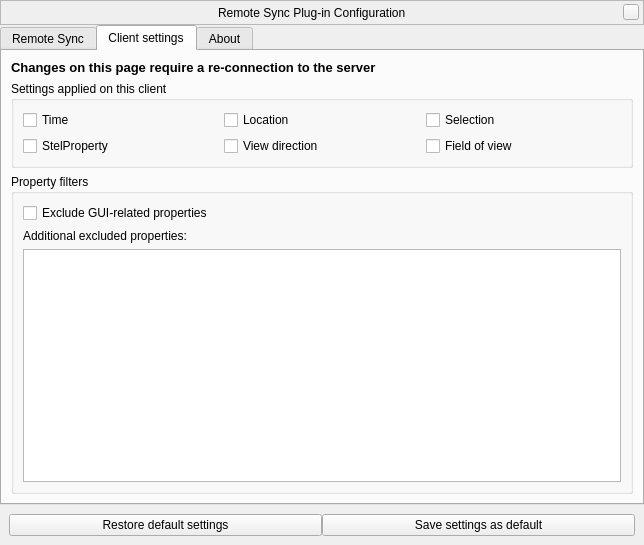
Above: plugins/RemoteSync/src/gui/remoteSyncDialog.ui from 519984307/stellarium_src before the change. Below: the same form after it.
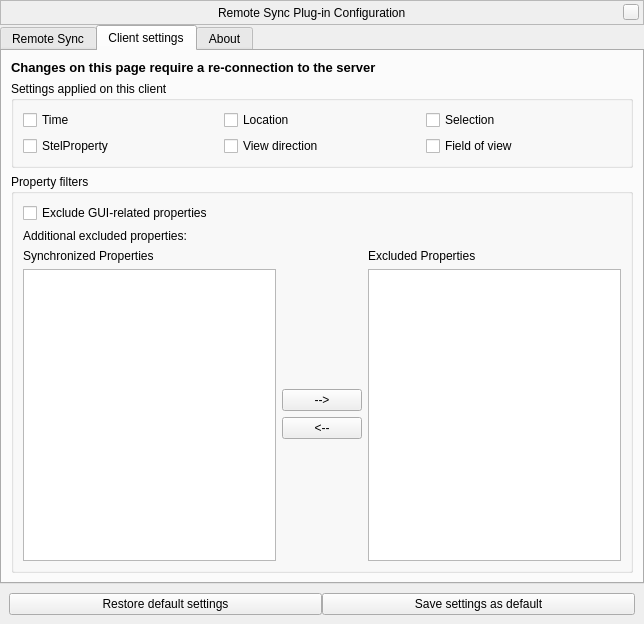
That is the form after the change. The open tabs and pages were chosen to show the change. Custom widgets are drawn as their Qt base class.

Commit message: RemoteSync: Improved GUI for property sync exclusion finetuning, and fixed storing of the config.

```diff
--- a/plugins/RemoteSync/src/gui/remoteSyncDialog.ui
+++ b/plugins/RemoteSync/src/gui/remoteSyncDialog.ui
@@ -7,7 +7,7 @@
     <x>0</x>
     <y>0</y>
     <width>644</width>
-    <height>545</height>
+    <height>600</height>
    </rect>
   </property>
   <property name="windowTitle">
@@ -461,7 +461,66 @@
            </widget>
           </item>
           <item row="2" column="0">
-           <widget class="QPlainTextEdit" name="textStelPropertyExclude"/>
+           <layout class="QGridLayout" name="gridLayoutMoveToGroupbox2">
+            <item row="1" column="0">
+             <widget class="QListWidget" name="listWidgetAllProperties">
+              <property name="toolTip">
+               <string>These are all available properties.</string>
+              </property>
+              <property name="selectionMode">
+               <enum>QAbstractItemView::ExtendedSelection</enum>
+              </property>
+             </widget>
+            </item>
+            <item row="1" column="1">
+             <layout class="QVBoxLayout" name="verticalLayoutExclusionButtons">
+              <property name="topMargin">
+               <number>120</number>
+              </property>
+              <property name="bottomMargin">
+               <number>120</number>
+              </property>
+              <item>
+               <widget class="QPushButton" name="pushButtonSelectProperties">
+                <property name="text">
+                 <string>--&gt;</string>
+                </property>
+               </widget>
+              </item>
+              <item>
+               <widget class="QPushButton" name="pushButtonDeselectProperties">
+                <property name="text">
+                 <string>&lt;--</string>
+                </property>
+               </widget>
+              </item>
+             </layout>
+            </item>
+            <item row="1" column="2">
+             <widget class="QListWidget" name="listWidgetSelectedProperties">
+              <property name="toolTip">
+               <string>These are the properties currently excluded from synchronisation.</string>
+              </property>
+              <property name="selectionMode">
+               <enum>QAbstractItemView::ExtendedSelection</enum>
+              </property>
+             </widget>
+            </item>
+            <item row="0" column="2">
+             <widget class="QLabel" name="labelExcluded">
+              <property name="text">
+               <string>Excluded Properties</string>
+              </property>
+             </widget>
+            </item>
+            <item row="0" column="0">
+             <widget class="QLabel" name="labelSynced">
+              <property name="text">
+               <string>Synchronized Properties</string>
+              </property>
+             </widget>
+            </item>
+           </layout>
           </item>
           <item row="1" column="0">
            <widget class="QLabel" name="label_5">
```
The commit also changes 6 other files.
